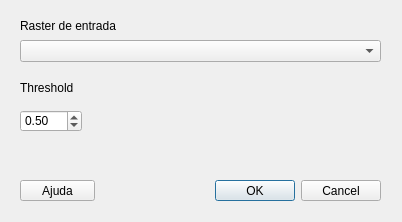
This is building_detector_dialog_base.ui in AndreEstevam/qgis-mask-rcnn-building-detection as Qt 5 draws it before an edit. The edited form follows.
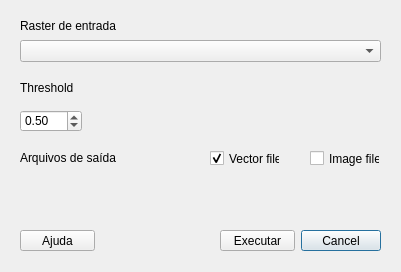
This is the edited form. Custom widgets are drawn as their Qt base class.

Commit message: UI updated - output file's path

```diff
--- a/building_detector_dialog_base.ui
+++ b/building_detector_dialog_base.ui
@@ -6,8 +6,8 @@
    <rect>
     <x>0</x>
     <y>0</y>
-    <width>402</width>
-    <height>222</height>
+    <width>401</width>
+    <height>272</height>
    </rect>
   </property>
   <property name="windowTitle">
@@ -16,9 +16,9 @@
   <widget class="QDialogButtonBox" name="button_box">
    <property name="geometry">
     <rect>
-     <x>210</x>
-     <y>180</y>
-     <width>171</width>
+     <x>300</x>
+     <y>230</y>
+     <width>81</width>
      <height>21</height>
     </rect>
    </property>
@@ -26,14 +26,14 @@
     <enum>Qt::Horizontal</enum>
    </property>
    <property name="standardButtons">
-    <set>QDialogButtonBox::Cancel|QDialogButtonBox::Ok</set>
+    <set>QDialogButtonBox::Cancel</set>
    </property>
   </widget>
   <widget class="QPushButton" name="pb_help">
    <property name="geometry">
     <rect>
      <x>20</x>
-     <y>180</y>
+     <y>230</y>
      <width>75</width>
      <height>21</height>
     </rect>
@@ -60,7 +60,7 @@
     <rect>
      <x>20</x>
      <y>80</y>
-     <width>91</width>
+     <width>61</width>
      <height>16</height>
     </rect>
    </property>
@@ -97,7 +97,93 @@
     </rect>
    </property>
   </widget>
+  <widget class="QgsFileWidget" name="dial_file">
+   <property name="geometry">
+    <rect>
+     <x>20</x>
+     <y>180</y>
+     <width>361</width>
+     <height>27</height>
+    </rect>
+   </property>
+   <property name="dialogTitle">
+    <string/>
+   </property>
+   <property name="storageMode">
+    <enum>QgsFileWidget::GetDirectory</enum>
+   </property>
+  </widget>
+  <widget class="QLabel" name="label_3">
+   <property name="geometry">
+    <rect>
+     <x>20</x>
+     <y>150</y>
+     <width>121</width>
+     <height>16</height>
+    </rect>
+   </property>
+   <property name="text">
+    <string>Arquivos de saída</string>
+   </property>
+  </widget>
+  <widget class="QPushButton" name="pb_exe">
+   <property name="geometry">
+    <rect>
+     <x>220</x>
+     <y>230</y>
+     <width>75</width>
+     <height>21</height>
+    </rect>
+   </property>
+   <property name="text">
+    <string>Executar</string>
+   </property>
+  </widget>
+  <widget class="QCheckBox" name="checkBox">
+   <property name="geometry">
+    <rect>
+     <x>210</x>
+     <y>150</y>
+     <width>70</width>
+     <height>17</height>
+    </rect>
+   </property>
+   <property name="text">
+    <string>Vector file</string>
+   </property>
+   <property name="checked">
+    <bool>true</bool>
+   </property>
+  </widget>
+  <widget class="QCheckBox" name="checkBox_2">
+   <property name="geometry">
+    <rect>
+     <x>310</x>
+     <y>150</y>
+     <width>70</width>
+     <height>17</height>
+    </rect>
+   </property>
+   <property name="text">
+    <string>Image file</string>
+   </property>
+   <property name="checked">
+    <bool>false</bool>
+   </property>
+  </widget>
  </widget>
+ <customwidgets>
+  <customwidget>
+   <class>QgsFileWidget</class>
+   <extends>QWidget</extends>
+   <header>qgsfilewidget.h</header>
+  </customwidget>
+  <customwidget>
+   <class>QgsMapLayerComboBox</class>
+   <extends>QComboBox</extends>
+   <header>qgsmaplayercombobox.h</header>
+  </customwidget>
+ </customwidgets>
  <resources/>
  <connections>
   <connection>
```
Left out of the diff: 2 changed lines with no effect on the pictures. The commit also changes 1 other file.
